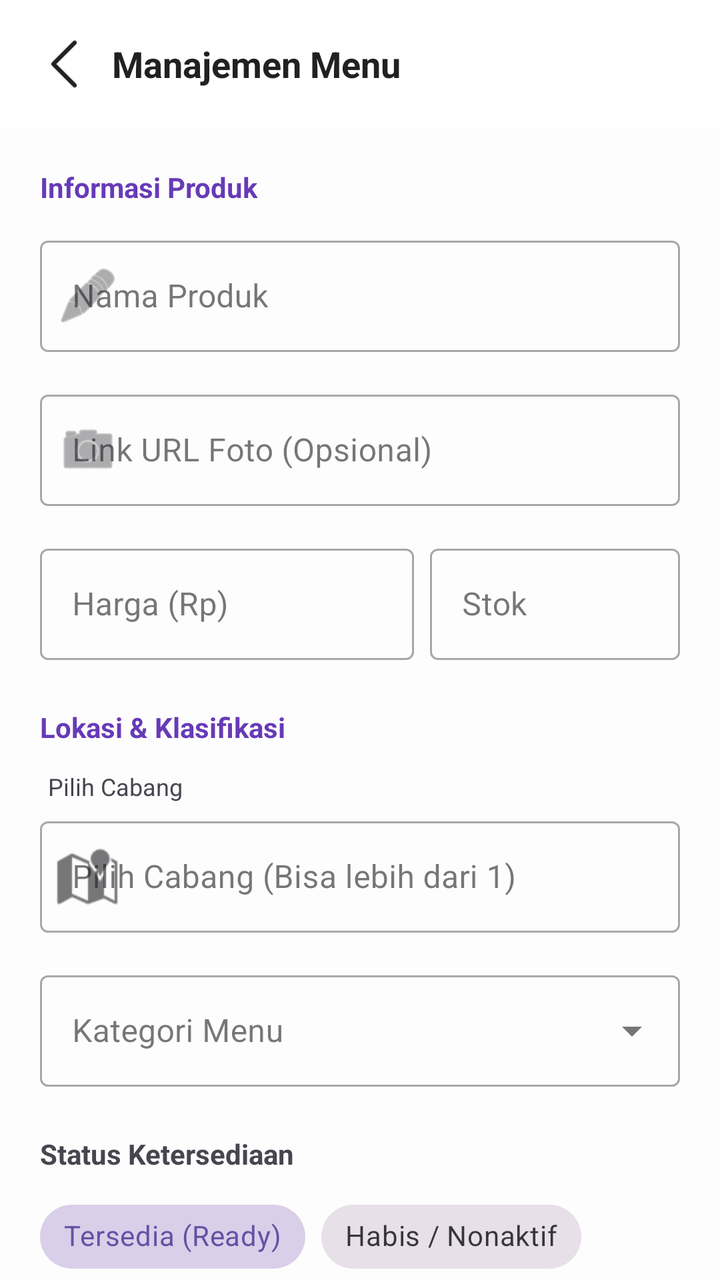
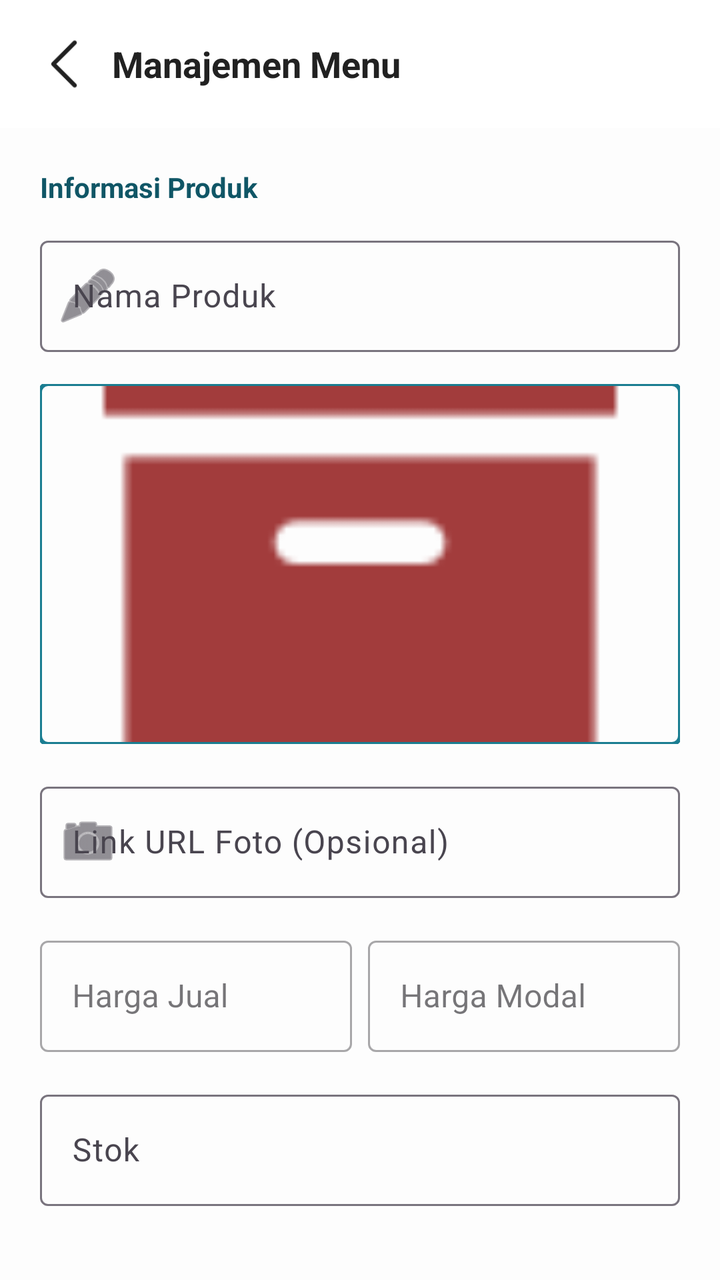

Compare the two renders of this Android layout. The source of the first and the diff that turns it into the second are given below.
<!-- AndroidManifest.xml: application theme Theme.Penjualan -->
<!-- res/layout/activity_mod_menu.xml -->
<?xml version="1.0" encoding="utf-8"?>
<androidx.coordinatorlayout.widget.CoordinatorLayout
    xmlns:android="http://schemas.android.com/apk/res/android"
    xmlns:app="http://schemas.android.com/apk/res-auto"
    android:layout_width="match_parent"
    android:layout_height="match_parent"
    android:background="#FDFDFD">

    <com.google.android.material.appbar.AppBarLayout
        android:layout_width="match_parent"
        android:layout_height="wrap_content"
        android:background="@android:color/white"
        app:elevation="0dp">

        <androidx.appcompat.widget.Toolbar
            android:id="@+id/toolbar"
            android:layout_width="match_parent"
            android:layout_height="?attr/actionBarSize">

            <ImageView
                android:id="@+id/btnBack"
                android:layout_width="32dp"
                android:layout_height="32dp"
                android:src="@drawable/ic_back"
                android:background="?attr/selectableItemBackgroundBorderless"
                app:tint="#212121" />

            <TextView
                android:id="@+id/tvJudul"
                android:layout_width="wrap_content"
                android:layout_height="wrap_content"
                android:layout_marginStart="24dp"
                android:text="Manajemen Menu"
                android:textColor="#212121"
                android:textSize="18sp"
                android:textStyle="bold" />
        </androidx.appcompat.widget.Toolbar>
    </com.google.android.material.appbar.AppBarLayout>

    <androidx.core.widget.NestedScrollView
        android:layout_width="match_parent"
        android:layout_height="match_parent"
        app:layout_behavior="@string/appbar_scrolling_view_behavior">

        <LinearLayout
            android:layout_width="match_parent"
            android:layout_height="wrap_content"
            android:orientation="vertical"
            android:padding="20dp">

            <TextView
                android:layout_width="wrap_content"
                android:layout_height="wrap_content"
                android:text="Informasi Produk"
                android:textColor="#673AB7"
                android:textStyle="bold"
                android:layout_marginBottom="12dp"/>

            <com.google.android.material.textfield.TextInputLayout
                style="@style/Widget.MaterialComponents.TextInputLayout.OutlinedBox"
                android:layout_width="match_parent"
                android:layout_height="wrap_content"
                android:hint="Nama Produk"
                app:startIconDrawable="@android:drawable/ic_menu_edit"
                android:layout_marginBottom="16dp">
                <com.google.android.material.textfield.TextInputEditText
                    android:id="@+id/etNamaProduk"
                    android:layout_width="match_parent"
                    android:layout_height="wrap_content" />
            </com.google.android.material.textfield.TextInputLayout>

            <com.google.android.material.textfield.TextInputLayout
                style="@style/Widget.MaterialComponents.TextInputLayout.OutlinedBox"
                android:layout_width="match_parent"
                android:layout_height="wrap_content"
                android:hint="Link URL Foto (Opsional)"
                app:startIconDrawable="@android:drawable/ic_menu_camera"
                android:layout_marginBottom="16dp">
                <com.google.android.material.textfield.TextInputEditText
                    android:id="@+id/etUrlFoto"
                    android:layout_width="match_parent"
                    android:layout_height="wrap_content"
                    android:inputType="textUri" />
            </com.google.android.material.textfield.TextInputLayout>

            <LinearLayout
                android:layout_width="match_parent"
                android:layout_height="wrap_content"
                android:orientation="horizontal"
                android:baselineAligned="false">

                <com.google.android.material.textfield.TextInputLayout
                    style="@style/Widget.MaterialComponents.TextInputLayout.OutlinedBox"
                    android:layout_width="0dp"
                    android:layout_height="wrap_content"
                    android:layout_weight="1.2"
                    android:hint="Harga (Rp)"
                    android:layout_marginEnd="8dp">
                    <com.google.android.material.textfield.TextInputEditText
                        android:id="@+id/etHarga"
                        android:layout_width="match_parent"
                        android:layout_height="wrap_content"
                        android:inputType="number" />
                </com.google.android.material.textfield.TextInputLayout>

                <com.google.android.material.textfield.TextInputLayout
                    style="@style/Widget.MaterialComponents.TextInputLayout.OutlinedBox"
                    android:layout_width="0dp"
                    android:layout_height="wrap_content"
                    android:layout_weight="0.8"
                    android:hint="Stok">
                    <com.google.android.material.textfield.TextInputEditText
                        android:id="@+id/etStok"
                        android:layout_width="match_parent"
                        android:layout_height="wrap_content"
                        android:inputType="number" />
                </com.google.android.material.textfield.TextInputLayout>
            </LinearLayout>

            <TextView
                android:layout_width="wrap_content"
                android:layout_height="wrap_content"
                android:text="Lokasi &amp; Klasifikasi"
                android:textColor="#673AB7"
                android:textStyle="bold"
                android:layout_marginTop="24dp"
                android:layout_marginBottom="12dp"/>

            <TextView
                android:layout_width="wrap_content"
                android:layout_height="wrap_content"
                android:text="Pilih Cabang"
                android:textSize="12sp"
                android:layout_marginStart="4dp"
                android:layout_marginBottom="4dp"/>

            <com.google.android.material.textfield.TextInputLayout
                style="@style/Widget.MaterialComponents.TextInputLayout.OutlinedBox"
                android:layout_width="match_parent"
                android:layout_height="wrap_content"
                android:hint="Pilih Cabang (Bisa lebih dari 1)"
                app:startIconDrawable="@android:drawable/ic_dialog_map"
                android:layout_marginBottom="16dp">

                <com.google.android.material.textfield.TextInputEditText
                    android:id="@+id/actvCabang"
                    android:layout_width="match_parent"
                    android:layout_height="wrap_content"
                    android:focusable="false"
                    android:clickable="true"
                    android:cursorVisible="false" />
            </com.google.android.material.textfield.TextInputLayout>

            <com.google.android.material.textfield.TextInputLayout
                style="@style/Widget.MaterialComponents.TextInputLayout.OutlinedBox.ExposedDropdownMenu"
                android:layout_width="match_parent"
                android:layout_height="wrap_content"
                android:hint="Kategori Menu">

                <AutoCompleteTextView
                    android:id="@+id/actvKategori"
                    android:layout_width="match_parent"
                    android:layout_height="wrap_content"
                    android:inputType="none" />
            </com.google.android.material.textfield.TextInputLayout>

            <TextView
                android:layout_width="wrap_content"
                android:layout_height="wrap_content"
                android:text="Status Ketersediaan"
                android:textStyle="bold"
                android:layout_marginTop="24dp"
                android:layout_marginBottom="8dp"/>

            <com.google.android.material.chip.ChipGroup
                android:id="@+id/cgStatus"
                android:layout_width="match_parent"
                android:layout_height="wrap_content"
                app:singleSelection="true"
                app:selectionRequired="true">
                <com.google.android.material.chip.Chip
                    android:id="@+id/chipAktif"
                    style="@style/Widget.MaterialComponents.Chip.Choice"
                    android:layout_width="wrap_content"
                    android:layout_height="wrap_content"
                    android:text="Tersedia (Ready)"
                    app:chipIcon="@android:drawable/checkbox_on_background"
                    android:checked="true" />
                <com.google.android.material.chip.Chip
                    android:id="@+id/chipNonAktif"
                    style="@style/Widget.MaterialComponents.Chip.Choice"
                    android:layout_width="wrap_content"
                    android:layout_height="wrap_content"
                    app:chipIcon="@android:drawable/ic_delete"
                    android:text="Habis / Nonaktif" />
            </com.google.android.material.chip.ChipGroup>

            <com.google.android.material.button.MaterialButton
                android:id="@+id/btnSimpan"
                android:layout_width="match_parent"
                android:layout_height="60dp"
                android:layout_marginTop="40dp"
                android:layout_marginBottom="20dp"
                android:text="Simpan Data Menu"
                android:textSize="16sp"
                android:backgroundTint="#673AB7"
                app:cornerRadius="16dp"
                app:icon="@android:drawable/ic_menu_save"
                android:textAllCaps="false"/>

        </LinearLayout>
    </androidx.core.widget.NestedScrollView>
</androidx.coordinatorlayout.widget.CoordinatorLayout>
<!-- resources referenced by this layout -->
<resources>
  <!-- drawable ic_back: png bitmap (drawable, 536 bytes) -->
  <style name="Theme.Penjualan" parent="Base.Theme.Penjualan" />
  <style name="Base.Theme.Penjualan" parent="Theme.Material3.DayNight.NoActionBar">
          
          
      </style>
</resources>

<!-- the commit's change to res/layout/activity_mod_menu.xml (unified diff, before → after) -->
@@ -52,12 +52,12 @@
                 android:layout_width="wrap_content"
                 android:layout_height="wrap_content"
                 android:text="Informasi Produk"
-                android:textColor="#673AB7"
+                android:textColor="@color/teal_deep"
                 android:textStyle="bold"
                 android:layout_marginBottom="12dp"/>
 
             <com.google.android.material.textfield.TextInputLayout
-                style="@style/Widget.MaterialComponents.TextInputLayout.OutlinedBox"
+                style="@style/Widget.Material3.TextInputLayout.OutlinedBox"
                 android:layout_width="match_parent"
                 android:layout_height="wrap_content"
                 android:hint="Nama Produk"
@@ -69,8 +69,19 @@
                     android:layout_height="wrap_content" />
             </com.google.android.material.textfield.TextInputLayout>
 
-            <com.google.android.material.textfield.TextInputLayout
-                style="@style/Widget.MaterialComponents.TextInputLayout.OutlinedBox"
+            <com.google.android.material.imageview.ShapeableImageView
+                android:id="@+id/ivPreviewFoto"
+                android:layout_width="match_parent"
+                android:layout_height="180dp"
+                android:layout_marginBottom="16dp"
+                android:scaleType="centerCrop"
+                app:shapeAppearanceOverlay="@style/ShapeAppearance.MaterialComponents.SmallComponent"
+                android:src="@drawable/ic_produk"
+                app:strokeColor="@color/teal_light"
+                app:strokeWidth="2dp" />
+
+            <com.google.android.material.textfield.TextInputLayout
+                style="@style/Widget.Material3.TextInputLayout.OutlinedBox"
                 android:layout_width="match_parent"
                 android:layout_height="wrap_content"
                 android:hint="Link URL Foto (Opsional)"
@@ -87,14 +98,15 @@
                 android:layout_width="match_parent"
                 android:layout_height="wrap_content"
                 android:orientation="horizontal"
-                android:baselineAligned="false">
+                android:baselineAligned="false"
+                android:layout_marginBottom="16dp">
 
                 <com.google.android.material.textfield.TextInputLayout
                     style="@style/Widget.MaterialComponents.TextInputLayout.OutlinedBox"
                     android:layout_width="0dp"
                     android:layout_height="wrap_content"
-                    android:layout_weight="1.2"
-                    android:hint="Harga (Rp)"
+                    android:layout_weight="1"
+                    android:hint="Harga Jual"
                     android:layout_marginEnd="8dp">
                     <com.google.android.material.textfield.TextInputEditText
                         android:id="@+id/etHarga"
@@ -107,16 +119,29 @@
                     style="@style/Widget.MaterialComponents.TextInputLayout.OutlinedBox"
                     android:layout_width="0dp"
                     android:layout_height="wrap_content"
-                    android:layout_weight="0.8"
-                    android:hint="Stok">
+                    android:layout_weight="1"
+                    android:hint="Harga Modal">
                     <com.google.android.material.textfield.TextInputEditText
-                        android:id="@+id/etStok"
+                        android:id="@+id/etHargaModal"
                         android:layout_width="match_parent"
                         android:layout_height="wrap_content"
                         android:inputType="number" />
                 </com.google.android.material.textfield.TextInputLayout>
             </LinearLayout>
 
+            <com.google.android.material.textfield.TextInputLayout
+                style="@style/Widget.Material3.TextInputLayout.OutlinedBox"
+                android:layout_width="match_parent"
+                android:layout_height="wrap_content"
+                android:hint="Stok"
+                android:layout_marginBottom="16dp">
+                <com.google.android.material.textfield.TextInputEditText
+                    android:id="@+id/etStok"
+                    android:layout_width="match_parent"
+                    android:layout_height="wrap_content"
+                    android:inputType="number" />
+            </com.google.android.material.textfield.TextInputLayout>
+
             <TextView
                 android:layout_width="wrap_content"
                 android:layout_height="wrap_content"
@@ -135,7 +160,7 @@
                 android:layout_marginBottom="4dp"/>
 
             <com.google.android.material.textfield.TextInputLayout
-                style="@style/Widget.MaterialComponents.TextInputLayout.OutlinedBox"
+                style="@style/Widget.Material3.TextInputLayout.OutlinedBox"
                 android:layout_width="match_parent"
                 android:layout_height="wrap_content"
                 android:hint="Pilih Cabang (Bisa lebih dari 1)"
@@ -203,9 +228,11 @@
                 android:layout_marginBottom="20dp"
                 android:text="Simpan Data Menu"
                 android:textSize="16sp"
-                android:backgroundTint="#673AB7"
+                android:backgroundTint="@color/teal_deep"
+                android:textColor="@color/cream"
                 app:cornerRadius="16dp"
                 app:icon="@android:drawable/ic_menu_save"
+                app:iconTint="@color/cream"
                 android:textAllCaps="false"/>
 
         </LinearLayout>
<!-- resource entries referenced after the edit -->
@@ -1,10 +1,24 @@
 <!-- resources referenced by this layout -->
 <resources>
+  <color name="cream">#F7F4D5</color>
+  <color name="teal_deep">#105666</color>
+  <color name="teal_light">#1A7D91</color>
   <!-- drawable ic_back: png bitmap (drawable, 536 bytes) -->
+  <!-- drawable ic_produk: png bitmap (drawable, 731 bytes) -->
   <style name="Theme.Penjualan" parent="Base.Theme.Penjualan" />
   <style name="Base.Theme.Penjualan" parent="Theme.Material3.DayNight.NoActionBar">
           
-          
+          <item name="colorPrimary">@color/teal_deep</item>
+          <item name="colorOnPrimary">@color/cream</item>
+          <item name="colorPrimaryContainer">@color/teal_light</item>
+          <item name="colorOnPrimaryContainer">@color/white</item>
+  
+          <item name="colorSecondary">@color/teal_light</item>
+          <item name="colorOnSecondary">@color/white</item>
+  
+          <item name="android:windowBackground">@color/white</item>
+          <item name="android:statusBarColor">@color/teal_deep</item>
       </style>
+  <color name="white">#FFFFFFFF</color>
 </resources>
 
